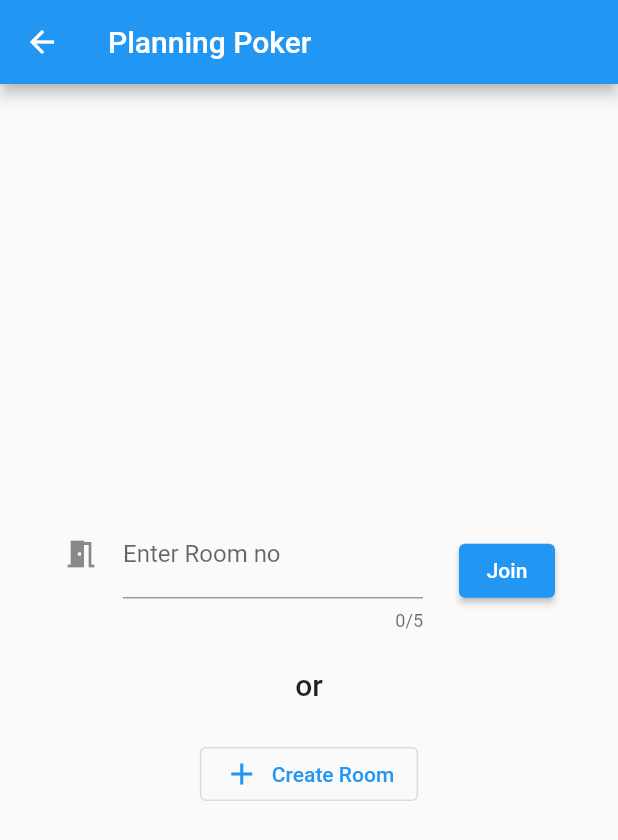
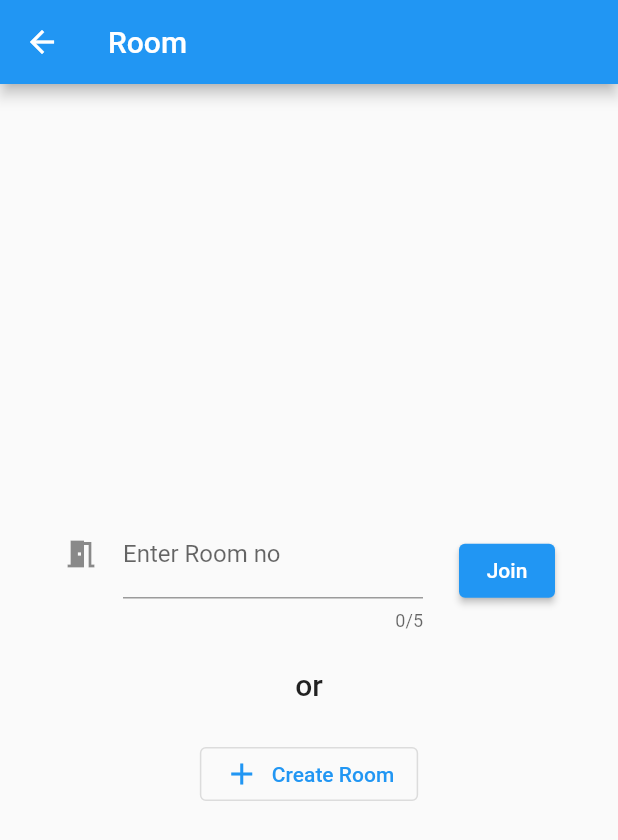
Before and after one commit to praslnx8/planning_poker, a Flutter app: the RoomPage screen opened directly with empty values, on a phone screen of 412 x 824 dp. Shown: the top 840 px of the screen. Run offline on Flutter 3.47's test engine with Material 2 defaults, Android fonts, the phone set to English and light mode, and no system bars.

Commit message:
Add firebase

```diff
--- a/lib/models/estimate.dart
+++ b/lib/models/estimate.dart
@@ -1,13 +1,17 @@
 import 'package:planning_poker/models/user.dart';
 
 class Estimate {
-  final int estimateNo;
-  final Map<User, int> pokerValueMap;
+  final int _id;
+  final Map<User, int> _pokerValueMap = Map.identity();
 
-  Estimate(this.estimateNo, this.pokerValueMap);
+  Estimate.init(this._id);
+
+  Estimate(this._id, Map<User, int> pokerValueMap) {
+    this._pokerValueMap.addAll(pokerValueMap);
+  }
 
   void addPokerValue(User user, int value) {
-    pokerValueMap[user] = value;
+    _pokerValueMap[user] = value;
     //TODO call adapter to publish
   }
 
--- a/lib/models/room.dart
+++ b/lib/models/room.dart
@@ -2,13 +2,35 @@ import 'package:planning_poker/models/estimate.dart';
 import 'package:planning_poker/models/user.dart';
 
 class Room {
-  List<Estimate> _estimates = List.empty(growable: true);
-  List<User> _users = List.empty(growable: true);
+  final String _id;
+  final List<Estimate> _estimates = List.empty(growable: true);
+  final Set<User> _users = Set.identity();
 
-  Room.init();
+  Room.init(this._id);
 
-  Room(List<Estimate> estimates, List<User> users) {
-    this._estimates = List.of(estimates, growable: true);
-    this._users = List.of(users, growable: true);
+  Room(this._id, List<Estimate> estimates, List<User> users) {
+    this._estimates.addAll(estimates);
+    this._users.addAll(users);
+  }
+
+  void joinRoom(User user) {
+    this._users.add(user);
+    //TODO call adapter to sync
+  }
+
+  String getRoomId() => _id;
+
+  Estimate startEstimate() {
+    final estimate = Estimate.init(_estimates.length);
+    //TODO sync room
+    return estimate;
+  }
+
+  Estimate? getCurrentEstimate() {
+    return _estimates.last;
+  }
+
+  void listenToEstimate() {
+    //TODO listen to estimate and broadcast
   }
 }
--- a/lib/models/system.dart
+++ b/lib/models/system.dart
@@ -18,6 +18,8 @@ class System {
       {required RoomCreateProcessingCallback onProcessing,
       required RoomCreatedCallback onRoomCreated,
       required RoomCreateFailedCallback onRoomCreateFailed}) {
+    onProcessing.call();
+
     final room = Room.init();
     //TODO call adapter to set room
     onRoomCreated.call(room);
--- a/lib/ui/landing.page.dart
+++ b/lib/ui/landing.page.dart
@@ -11,6 +11,7 @@ class LandingPage extends StatefulWidget {
 }
 
 class _LandingPageState extends State<LandingPage> {
+
   void _joinRoom(String roomNo) {
     setState(() {
       widget.system
--- a/lib/ui/room.page.dart
+++ b/lib/ui/room.page.dart
@@ -1,6 +1,5 @@
 import 'package:flutter/material.dart';
 import 'package:planning_poker/models/room.dart';
-import 'package:planning_poker/models/system.dart';
 
 class RoomPage extends StatefulWidget {
   final Room room;
@@ -12,12 +11,11 @@ class RoomPage extends StatefulWidget {
 }
 
 class _RoomPageState extends State<RoomPage> {
-
   @override
   Widget build(BuildContext context) {
     return Scaffold(
       appBar: AppBar(
-        title: Text('Planning Poker'),
+        title: Text('Room ' + widget.room.getRoomId()),
       ),
       body: Center(
         child: Column(
--- a/pubspec.yaml
+++ b/pubspec.yaml
@@ -28,6 +28,7 @@ dependencies:
   # The following adds the Cupertino Icons font to your application.
   # Use with the CupertinoIcons class for iOS style icons.
   cupertino_icons: ^1.0.2
+  firebase_core: ^1.10.6
 
 dev_dependencies:
   flutter_test:
```
Also changed, not shown: pubspec.lock.
